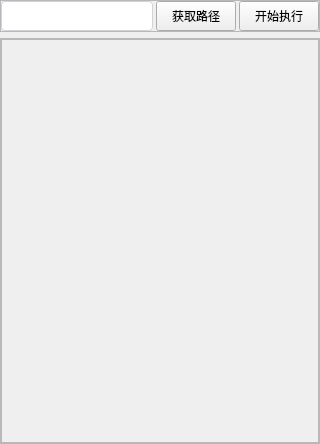
First picture: the form in ui/instruction.ui, repository jiang-xin9/PyCom, before the edit.
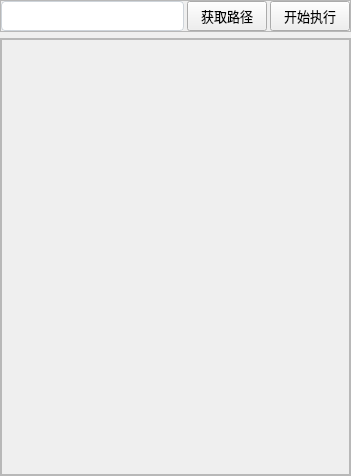
Second picture: the form after the edit. Icons and pictures are not drawn. Custom widgets are drawn as their Qt base class.

Diff of the .ui file:
```diff
--- a/ui/instruction.ui
+++ b/ui/instruction.ui
@@ -6,8 +6,8 @@
    <rect>
     <x>0</x>
     <y>0</y>
-    <width>320</width>
-    <height>444</height>
+    <width>351</width>
+    <height>476</height>
    </rect>
   </property>
   <property name="windowTitle">
@@ -38,6 +38,12 @@
        <height>30</height>
       </size>
      </property>
+     <property name="font">
+      <font>
+       <family>微软雅黑</family>
+       <pointsize>10</pointsize>
+      </font>
+     </property>
      <property name="frameShape">
       <enum>QFrame::StyledPanel</enum>
      </property>
@@ -68,6 +74,12 @@
           <height>30</height>
          </size>
         </property>
+        <property name="font">
+         <font>
+          <family>微软雅黑</family>
+          <pointsize>10</pointsize>
+         </font>
+        </property>
         <property name="styleSheet">
          <string notr="true">QLineEdit {
 	border-radius: 4px;
@@ -77,13 +89,25 @@
        </widget>
       </item>
       <item>
-       <widget class="NewQPushButton" name="pushButton">
+       <widget class="NewQPushButton" name="get_file_path">
+        <property name="sizePolicy">
+         <sizepolicy hsizetype="Preferred" vsizetype="Fixed">
+          <horstretch>0</horstretch>
+          <verstretch>0</verstretch>
+         </sizepolicy>
+        </property>
         <property name="minimumSize">
          <size>
-          <width>0</width>
+          <width>80</width>
           <height>30</height>
          </size>
         </property>
+        <property name="font">
+         <font>
+          <family>微软雅黑</family>
+          <pointsize>10</pointsize>
+         </font>
+        </property>
         <property name="cursor">
          <cursorShape>PointingHandCursor</cursorShape>
         </property>
@@ -93,13 +117,25 @@
        </widget>
       </item>
       <item>
-       <widget class="NewQPushButton" name="pushButton_2">
+       <widget class="NewQPushButton" name="start_btn">
+        <property name="sizePolicy">
+         <sizepolicy hsizetype="Preferred" vsizetype="Fixed">
+          <horstretch>0</horstretch>
+          <verstretch>0</verstretch>
+         </sizepolicy>
+        </property>
         <property name="minimumSize">
          <size>
-          <width>0</width>
+          <width>80</width>
           <height>30</height>
          </size>
         </property>
+        <property name="font">
+         <font>
+          <family>微软雅黑</family>
+          <pointsize>10</pointsize>
+         </font>
+        </property>
         <property name="cursor">
          <cursorShape>PointingHandCursor</cursorShape>
         </property>
@@ -121,8 +157,8 @@
        <rect>
         <x>0</x>
         <y>0</y>
-        <width>318</width>
-        <height>404</height>
+        <width>349</width>
+        <height>436</height>
        </rect>
       </property>
       <layout class="QVBoxLayout" name="verticalLayout_4">
```
Left out of the diff: 2 changed lines with no effect on the pictures.
